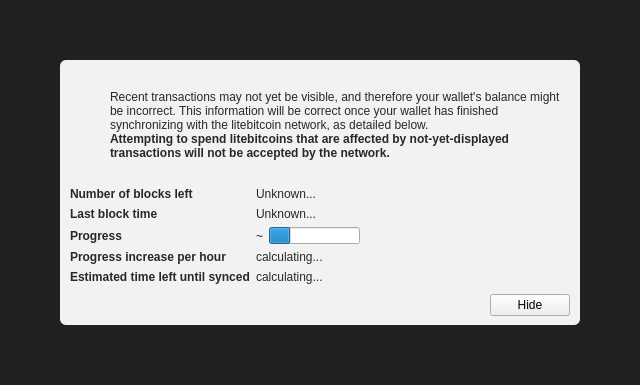
Old version of the form src/qt/forms/modaloverlay.ui in the repository litebitcoins/litebitcoin.
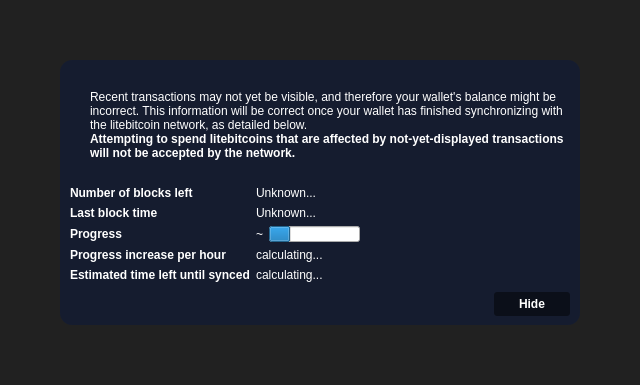
New version of the form. Icons and pictures are not drawn. Custom widgets are drawn as their Qt base class.

Patch:
```diff
--- a/src/qt/forms/modaloverlay.ui
+++ b/src/qt/forms/modaloverlay.ui
@@ -50,9 +50,183 @@
       <item>
        <widget class="QWidget" name="contentWidget" native="true">
         <property name="styleSheet">
-         <string notr="true">#contentWidget { background: rgba(255,255,255,240); border-radius: 6px; }
+         <string notr="true">QWidget#contentWidget { background: rgba(21,28,47,255); border-radius: 12px; }
 
-QLabel { color: rgb(40,40,40);  }</string>
+
+QPushButton#closeButton { /* Global Button Style */
+background-color:qlineargradient(spread:pad, cx:0.5, cy:0.5, radius:0.5, fx:0.5, fy:0.5, stop:0.494318 rgba(0, 0, 0, 118));
+border:0;
+border-radius:3px;
+color:#ffffff;
+font-size:12px;
+font-weight:bold;
+padding-left:25px;
+padding-right:25px;
+padding-top:5px;
+padding-bottom:5px;
+}
+
+QPushButton#closeButton:hover {
+background-color:qlineargradient(spread:pad, cx:0.5, cy:0.5, radius:0.5, fx:0.5, fy:0.5, stop:0.494318 rgba(0, 0, 0, 171));
+}
+
+QPushButton#closeButton:focus {
+border:none;
+outline:none;
+}
+
+QPushButton#closeButton:pressed {
+border:1px solid #FFFFFF;
+}
+
+QComboBox { /* Dropdown Menus */
+border:1px solid #000000;
+padding: 3px 5px 3px 5px;
+background:#fcfcfc;
+min-height:25px;
+color:#818181;
+}
+
+QComboBox:checked {
+background:#f2f2f2;
+}
+
+QComboBox:editable {
+background: #3398CC;
+color:#616161;
+border:0px solid transparent;
+}
+
+QComboBox::drop-down {
+width:25px;
+border:0px;
+}
+
+QComboBox::down-arrow {
+border-image: url(':/images/drkblue_downArrow') 0 0 0 0 stretch stretch;
+}
+
+QComboBox QListView {
+background:#fff;
+border:1px solid #333;
+padding-right:1px;
+padding-left:1px;
+}
+
+QComboBox QAbstractItemView::item { margin:4px; }
+
+QComboBox::item {
+color:#818181;
+}
+
+QComboBox::item:alternate {
+background:#fff;
+}
+
+QComboBox::item:selected {
+border:0px solid transparent;
+background:#f2f2f2;
+}
+
+QComboBox::indicator {
+background-color:transparent;
+selection-background-color:transparent;
+color:transparent;
+selection-color:transparent;
+}
+
+QCheckBox {
+spacing: 5px;
+}
+
+QCheckBox::indicator {
+width: 16px;
+height: 16px;
+}
+
+QCheckBox::indicator:unchecked {
+image:url(':/images/unchecked');
+}
+
+QCheckBox::indicator:unchecked:hover {
+image:url(':/images/unchecked');
+}
+
+QCheckBox::indicator:unchecked:pressed {
+image:url(':/images/checked');
+}
+
+QCheckBox::indicator:checked {
+image:url(':/images/checked');
+}
+
+QCheckBox::indicator:checked:hover {
+image:url(':/images/checked');
+}
+
+QCheckBox::indicator:checked:pressed {
+image:url(':/images/unchecked');
+}
+
+QCheckBox::indicator:indeterminate:hover {
+image:url(':/images/unchecked');
+}
+
+QCheckBox::indicator:indeterminate:pressed {
+image:url(':/images/checked');
+}
+
+QAbstractSpinBox {
+border:1px solid #000000;
+padding: 3px 5px 3px 5px;
+background:#fcfcfc;
+min-height:25px;
+color:#818181;
+}
+
+QAbstractSpinBox::up-button {
+subcontrol-origin: border;
+subcontrol-position: top right;
+width:21px;
+background:#fcfcfc;
+border-left:0px;
+border-right:1px solid #000000;
+border-top:1px solid #000000;
+border-bottom:0px;
+padding-right:1px;
+padding-left:5px;
+padding-top:2px;
+}
+
+QAbstractSpinBox::up-arrow {
+image:url(':/images/drkblue_upArrow_small');
+}
+
+QAbstractSpinBox::down-button {
+subcontrol-origin: border;
+subcontrol-position: bottom right;
+width:21px;
+background:#fcfcfc;
+border-top:0px;
+border-left:0px;
+border-right:1px solid #000000;
+border-bottom:1px solid #000000;
+padding-right:1px;
+padding-left:5px;
+padding-bottom:2px;
+}
+
+QAbstractSpinBox::down-arrow {
+image:url(':/images/drkblue_downArrow_small');
+}
+
+QMessageBox {
+border-image: url(':/images/lbtcendbtc') 0 0 0 0 stretch stretch;
+}
+
+QMessageBox QLabel {
+color: rgb(255, 255, 255);
+}</string>
         </property>
         <layout class="QVBoxLayout" name="verticalLayoutSub" stretch="1,0,0,0">
          <property name="spacing">
@@ -81,26 +255,9 @@
               <number>0</number>
              </property>
              <item>
-              <widget class="QPushButton" name="warningIcon">
-               <property name="enabled">
-                <bool>false</bool>
-               </property>
+              <widget class="QLabel" name="label">
                <property name="text">
-                <string/>
-               </property>
-               <property name="icon">
-                <iconset>
-                 <normaloff>:/icons/warning</normaloff>
-                 <disabledoff>:/icons/warning</disabledoff>:/icons/warning</iconset>
-               </property>
-               <property name="iconSize">
-                <size>
-                 <width>48</width>
-                 <height>48</height>
-                </size>
-               </property>
-               <property name="flat">
-                <bool>true</bool>
+                <string>&lt;html&gt;&lt;head/&gt;&lt;body&gt;&lt;p&gt;&lt;img src=&quot;:/icons/warning1&quot;/&gt;&lt;/p&gt;&lt;/body&gt;&lt;/html&gt;</string>
                </property>
               </widget>
              </item>
@@ -129,6 +286,43 @@
              </property>
              <item>
               <widget class="QLabel" name="infoText">
+               <property name="palette">
+                <palette>
+                 <active>
+                  <colorrole role="WindowText">
+                   <brush brushstyle="SolidPattern">
+                    <color alpha="255">
+                     <red>255</red>
+                     <green>255</green>
+                     <blue>255</blue>
+                    </color>
+                   </brush>
+                  </colorrole>
+                 </active>
+                 <inactive>
+                  <colorrole role="WindowText">
+                   <brush brushstyle="SolidPattern">
+                    <color alpha="255">
+                     <red>255</red>
+                     <green>255</green>
+                     <blue>255</blue>
+                    </color>
+                   </brush>
+                  </colorrole>
+                 </inactive>
+                 <disabled>
+                  <colorrole role="WindowText">
+                   <brush brushstyle="SolidPattern">
+                    <color alpha="255">
+                     <red>120</red>
+                     <green>120</green>
+                     <blue>120</blue>
+                    </color>
+                   </brush>
+                  </colorrole>
+                 </disabled>
+                </palette>
+               </property>
                <property name="text">
                 <string>Recent transactions may not yet be visible, and therefore your wallet's balance might be incorrect. This information will be correct once your wallet has finished synchronizing with the litebitcoin network, as detailed below.</string>
                </property>
@@ -142,6 +336,43 @@
              </item>
              <item>
               <widget class="QLabel" name="infoTextStrong">
+               <property name="palette">
+                <palette>
+                 <active>
+                  <colorrole role="WindowText">
+                   <brush brushstyle="SolidPattern">
+                    <color alpha="255">
+                     <red>255</red>
+                     <green>255</green>
+                     <blue>255</blue>
+                    </color>
+                   </brush>
+                  </colorrole>
+                 </active>
+                 <inactive>
+                  <colorrole role="WindowText">
+                   <brush brushstyle="SolidPattern">
+                    <color alpha="255">
+                     <red>255</red>
+                     <green>255</green>
+                     <blue>255</blue>
+                    </color>
+                   </brush>
+                  </colorrole>
+                 </inactive>
+                 <disabled>
+                  <colorrole role="WindowText">
+                   <brush brushstyle="SolidPattern">
+                    <color alpha="255">
+                     <red>120</red>
+                     <green>120</green>
+                     <blue>120</blue>
+                    </color>
+                   </brush>
+                  </colorrole>
+                 </disabled>
+                </palette>
+               </property>
                <property name="font">
                 <font>
                  <weight>75</weight>
@@ -205,6 +436,43 @@
            </property>
            <item row="0" column="0">
             <widget class="QLabel" name="labelNumberOfBlocksLeft">
+             <property name="palette">
+              <palette>
+               <active>
+                <colorrole role="WindowText">
+                 <brush brushstyle="SolidPattern">
+                  <color alpha="255">
+                   <red>255</red>
+                   <green>255</green>
+                   <blue>255</blue>
+                  </color>
+                 </brush>
+                </colorrole>
+               </active>
+               <inactive>
+                <colorrole role="WindowText">
+                 <brush brushstyle="SolidPattern">
+                  <color alpha="255">
+                   <red>255</red>
+                   <green>255</green>
+                   <blue>255</blue>
+                  </color>
+                 </brush>
+                </colorrole>
+               </inactive>
+               <disabled>
+                <colorrole role="WindowText">
+                 <brush brushstyle="SolidPattern">
+                  <color alpha="255">
+                   <red>120</red>
+                   <green>120</green>
+                   <blue>120</blue>
+                  </color>
+                 </brush>
+                </colorrole>
+               </disabled>
+              </palette>
+             </property>
              <property name="font">
               <font>
                <weight>75</weight>
@@ -218,6 +486,43 @@
            </item>
            <item row="0" column="1">
             <widget class="QLabel" name="numberOfBlocksLeft">
+             <property name="palette">
+              <palette>
+               <active>
+                <colorrole role="WindowText">
+                 <brush brushstyle="SolidPattern">
+                  <color alpha="255">
+                   <red>255</red>
+                   <green>255</green>
+                   <blue>255</blue>
+                  </color>
+                 </brush>
+                </colorrole>
+               </active>
+               <inactive>
+                <colorrole role="WindowText">
+                 <brush brushstyle="SolidPattern">
+                  <color alpha="255">
+                   <red>255</red>
+                   <green>255</green>
+                   <blue>255</blue>
+                  </color>
+                 </brush>
+                </colorrole>
+               </inactive>
+               <disabled>
+                <colorrole role="WindowText">
+                 <brush brushstyle="SolidPattern">
+                  <color alpha="255">
+                   <red>120</red>
+                   <green>120</green>
+                   <blue>120</blue>
+                  </color>
+                 </brush>
+                </colorrole>
+               </disabled>
+              </palette>
+             </property>
              <property name="text">
               <string>Unknown...</string>
              </property>
@@ -225,6 +530,43 @@
            </item>
            <item row="1" column="0">
             <widget class="QLabel" name="labelLastBlockTime">
+             <property name="palette">
+              <palette>
+               <active>
+                <colorrole role="WindowText">
+                 <brush brushstyle="SolidPattern">
+                  <color alpha="255">
+                   <red>255</red>
+                   <green>255</green>
+                   <blue>255</blue>
+                  </color>
+                 </brush>
+                </colorrole>
+               </active>
+               <inactive>
+                <colorrole role="WindowText">
+                 <brush brushstyle="SolidPattern">
+                  <color alpha="255">
+                   <red>255</red>
+                   <green>255</green>
+                   <blue>255</blue>
+                  </color>
+                 </brush>
+                </colorrole>
+               </inactive>
+               <disabled>
+                <colorrole role="WindowText">
+                 <brush brushstyle="SolidPattern">
+                  <color alpha="255">
+                   <red>120</red>
+                   <green>120</green>
+                   <blue>120</blue>
+                  </color>
+                 </brush>
+                </colorrole>
+               </disabled>
+              </palette>
+             </property>
              <property name="font">
               <font>
                <weight>75</weight>
@@ -244,6 +586,43 @@
                <verstretch>0</verstretch>
               </sizepolicy>
              </property>
+             <property name="palette">
+              <palette>
+               <active>
+                <colorrole role="WindowText">
+                 <brush brushstyle="SolidPattern">
+                  <color alpha="255">
+                   <red>255</red>
+                   <green>255</green>
+                   <blue>255</blue>
+                  </color>
+                 </brush>
+                </colorrole>
+               </active>
+               <inactive>
+                <colorrole role="WindowText">
+                 <brush brushstyle="SolidPattern">
+                  <color alpha="255">
+                   <red>255</red>
+                   <green>255</green>
+                   <blue>255</blue>
+                  </color>
+                 </brush>
+                </colorrole>
+               </inactive>
+               <disabled>
+                <colorrole role="WindowText">
+                 <brush brushstyle="SolidPattern">
+                  <color alpha="255">
+                   <red>120</red>
+                   <green>120</green>
+                   <blue>120</blue>
+                  </color>
+                 </brush>
+                </colorrole>
+               </disabled>
+              </palette>
+             </property>
              <property name="text">
               <string>Unknown...</string>
              </property>
@@ -251,6 +630,43 @@
            </item>
            <item row="2" column="0">
             <widget class="QLabel" name="labelSyncDone">
+             <property name="palette">
+              <palette>
+               <active>
+                <colorrole role="WindowText">
+                 <brush brushstyle="SolidPattern">
+                  <color alpha="255">
+                   <red>255</red>
+                   <green>255</green>
+                   <blue>255</blue>
+                  </color>
+                 </brush>
+                </colorrole>
+               </active>
+               <inactive>
+                <colorrole role="WindowText">
+                 <brush brushstyle="SolidPattern">
+                  <color alpha="255">
+                   <red>255</red>
+                   <green>255</green>
+                   <blue>255</blue>
+                  </color>
+                 </brush>
+                </colorrole>
+               </inactive>
+               <disabled>
+                <colorrole role="WindowText">
+                 <brush brushstyle="SolidPattern">
+                  <color alpha="255">
+                   <red>120</red>
+                   <green>120</green>
+                   <blue>120</blue>
+                  </color>
+                 </brush>
+                </colorrole>
+               </disabled>
+              </palette>
+             </property>
              <property name="font">
               <font>
                <weight>75</weight>
@@ -266,6 +682,43 @@
             <layout class="QHBoxLayout" name="horizontalLayoutSync" stretch="0,1">
              <item>
               <widget class="QLabel" name="percentageProgress">
+               <property name="palette">
+                <palette>
+                 <active>
+                  <colorrole role="WindowText">
+                   <brush brushstyle="SolidPattern">
+                    <color alpha="255">
+                     <red>255</red>
+                     <green>255</green>
+                     <blue>255</blue>
+                    </color>
+                   </brush>
+                  </colorrole>
+                 </active>
+                 <inactive>
+                  <colorrole role="WindowText">
+                   <brush brushstyle="SolidPattern">
+                    <color alpha="255">
+                     <red>255</red>
+                     <green>255</green>
+                     <blue>255</blue>
+                    </color>
+                   </brush>
+                  </colorrole>
+                 </inactive>
+                 <disabled>
+                  <colorrole role="WindowText">
+                   <brush brushstyle="SolidPattern">
+                    <color alpha="255">
+                     <red>120</red>
+                     <green>120</green>
+                     <blue>120</blue>
+                    </color>
+                   </brush>
+                  </colorrole>
+                 </disabled>
+                </palette>
+               </property>
                <property name="text">
                 <string notr="true">~</string>
                </property>
@@ -285,6 +738,43 @@
            </item>
            <item row="4" column="0">
             <widget class="QLabel" name="labelProgressIncrease">
+             <property name="palette">
+              <palette>
+               <active>
+                <colorrole role="WindowText">
+                 <brush brushstyle="SolidPattern">
+                  <color alpha="255">
+                   <red>255</red>
+                   <green>255</green>
+                   <blue>255</blue>
+                  </color>
+                 </brush>
+                </colorrole>
+               </active>
+               <inactive>
+                <colorrole role="WindowText">
+                 <brush brushstyle="SolidPattern">
+                  <color alpha="255">
+                   <red>255</red>
+                   <green>255</green>
+                   <blue>255</blue>
+                  </color>
+                 </brush>
+                </colorrole>
+               </inactive>
+               <disabled>
+                <colorrole role="WindowText">
+                 <brush brushstyle="SolidPattern">
+                  <color alpha="255">
+                   <red>120</red>
+                   <green>120</green>
+                   <blue>120</blue>
+                  </color>
+                 </brush>
+                </colorrole>
+               </disabled>
+              </palette>
+             </property>
              <property name="font">
               <font>
                <weight>75</weight>
@@ -298,6 +788,43 @@
            </item>
            <item row="4" column="1">
             <widget class="QLabel" name="progressIncreasePerH">
+             <property name="palette">
+              <palette>
+               <active>
+                <colorrole role="WindowText">
+                 <brush brushstyle="SolidPattern">
+                  <color alpha="255">
+                   <red>255</red>
+                   <green>255</green>
+                   <blue>255</blue>
+                  </color>
+                 </brush>
+                </colorrole>
+               </active>
+               <inactive>
+                <colorrole role="WindowText">
+                 <brush brushstyle="SolidPattern">
+                  <color alpha="255">
+                   <red>255</red>
+                   <green>255</green>
+                   <blue>255</blue>
+                  </color>
+                 </brush>
+                </colorrole>
+               </inactive>
+               <disabled>
+                <colorrole role="WindowText">
+                 <brush brushstyle="SolidPattern">
+                  <color alpha="255">
+                   <red>120</red>
+                   <green>120</green>
+                   <blue>120</blue>
+                  </color>
+                 </brush>
+                </colorrole>
+               </disabled>
+              </palette>
+             </property>
              <property name="text">
               <string>calculating...</string>
              </property>
@@ -305,6 +832,43 @@
            </item>
            <item row="5" column="0">
             <widget class="QLabel" name="labelEstimatedTimeLeft">
+             <property name="palette">
+              <palette>
+               <active>
+                <colorrole role="WindowText">
+                 <brush brushstyle="SolidPattern">
+                  <color alpha="255">
+                   <red>255</red>
+                   <green>255</green>
+                   <blue>255</blue>
+                  </color>
+                 </brush>
+                </colorrole>
+               </active>
+               <inactive>
+                <colorrole role="WindowText">
+                 <brush brushstyle="SolidPattern">
+                  <color alpha="255">
+                   <red>255</red>
+                   <green>255</green>
+                   <blue>255</blue>
+                  </color>
+                 </brush>
+                </colorrole>
+               </inactive>
+               <disabled>
+                <colorrole role="WindowText">
+                 <brush brushstyle="SolidPattern">
+                  <color alpha="255">
+                   <red>120</red>
+                   <green>120</green>
+                   <blue>120</blue>
+                  </color>
+                 </brush>
+                </colorrole>
+               </disabled>
+              </palette>
+             </property>
              <property name="font">
               <font>
                <weight>75</weight>
@@ -318,6 +882,43 @@
            </item>
            <item row="5" column="1">
             <widget class="QLabel" name="expectedTimeLeft">
+             <property name="palette">
+              <palette>
+               <active>
+                <colorrole role="WindowText">
+                 <brush brushstyle="SolidPattern">
+                  <color alpha="255">
+                   <red>255</red>
+                   <green>255</green>
+                   <blue>255</blue>
+                  </color>
+                 </brush>
+                </colorrole>
+               </active>
+               <inactive>
+                <colorrole role="WindowText">
+                 <brush brushstyle="SolidPattern">
+                  <color alpha="255">
+                   <red>255</red>
+                   <green>255</green>
+                   <blue>255</blue>
+                  </color>
+                 </brush>
+                </colorrole>
+               </inactive>
+               <disabled>
+                <colorrole role="WindowText">
+                 <brush brushstyle="SolidPattern">
+                  <color alpha="255">
+                   <red>120</red>
+                   <green>120</green>
+                   <blue>120</blue>
+                  </color>
+                 </brush>
+                </colorrole>
+               </disabled>
+              </palette>
+             </property>
              <property name="text">
               <string>calculating...</string>
              </property>
```
